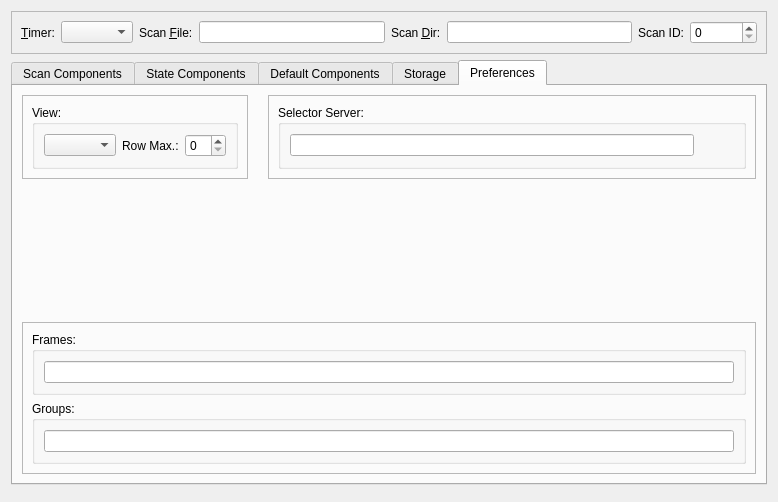
The window that nxselector/ui/selector.ui (nexdatas/nxselector) describes before a commit, drawn with Qt 5.
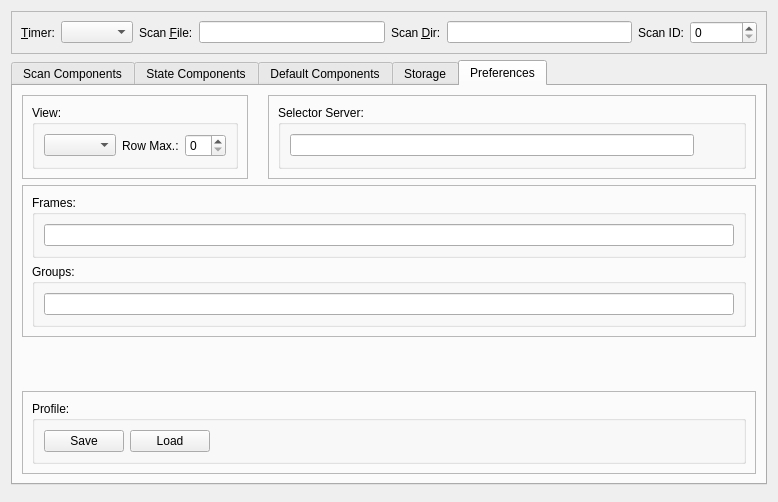
The same window after the commit. The open tabs and pages were chosen to show the change.

Commit message: adding save/load profile

What changed in the file:
```diff
--- a/nxselector/ui/selector.ui
+++ b/nxselector/ui/selector.ui
@@ -460,19 +460,6 @@
       </attribute>
       <layout class="QGridLayout" name="gridLayout_14">
        <item row="1" column="0">
-        <spacer name="verticalSpacer">
-         <property name="orientation">
-          <enum>Qt::Vertical</enum>
-         </property>
-         <property name="sizeHint" stdset="0">
-          <size>
-           <width>20</width>
-           <height>40</height>
-          </size>
-         </property>
-        </spacer>
-       </item>
-       <item row="2" column="0">
         <widget class="QFrame" name="frame_6">
          <property name="frameShape">
           <enum>QFrame::StyledPanel</enum>
@@ -631,6 +618,70 @@
          </layout>
         </widget>
        </item>
+       <item row="3" column="0">
+        <widget class="QFrame" name="frame_11">
+         <property name="frameShape">
+          <enum>QFrame::StyledPanel</enum>
+         </property>
+         <property name="frameShadow">
+          <enum>QFrame::Raised</enum>
+         </property>
+         <layout class="QGridLayout" name="gridLayout_17">
+          <item row="0" column="0">
+           <widget class="QGroupBox" name="groupBox_2">
+            <property name="title">
+             <string>Profile:</string>
+            </property>
+            <layout class="QHBoxLayout" name="horizontalLayout_7">
+             <item>
+              <widget class="QPushButton" name="pushButton">
+               <property name="text">
+                <string>Save</string>
+               </property>
+              </widget>
+             </item>
+             <item>
+              <widget class="QPushButton" name="pushButton_2">
+               <property name="text">
+                <string>Load</string>
+               </property>
+              </widget>
+             </item>
+             <item>
+              <spacer name="horizontalSpacer_3">
+               <property name="orientation">
+                <enum>Qt::Horizontal</enum>
+               </property>
+               <property name="sizeType">
+                <enum>QSizePolicy::MinimumExpanding</enum>
+               </property>
+               <property name="sizeHint" stdset="0">
+                <size>
+                 <width>40</width>
+                 <height>20</height>
+                </size>
+               </property>
+              </spacer>
+             </item>
+            </layout>
+           </widget>
+          </item>
+         </layout>
+        </widget>
+       </item>
+       <item row="2" column="0">
+        <spacer name="verticalSpacer">
+         <property name="orientation">
+          <enum>Qt::Vertical</enum>
+         </property>
+         <property name="sizeHint" stdset="0">
+          <size>
+           <width>20</width>
+           <height>40</height>
+          </size>
+         </property>
+        </spacer>
+       </item>
       </layout>
      </widget>
     </widget>
```
